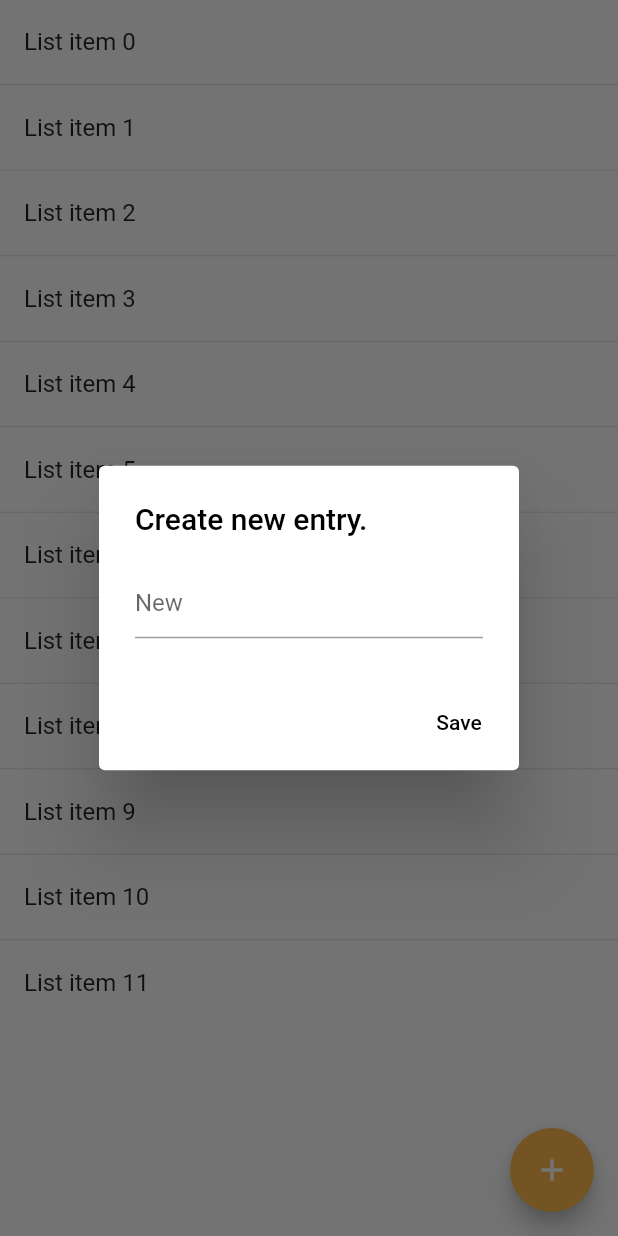
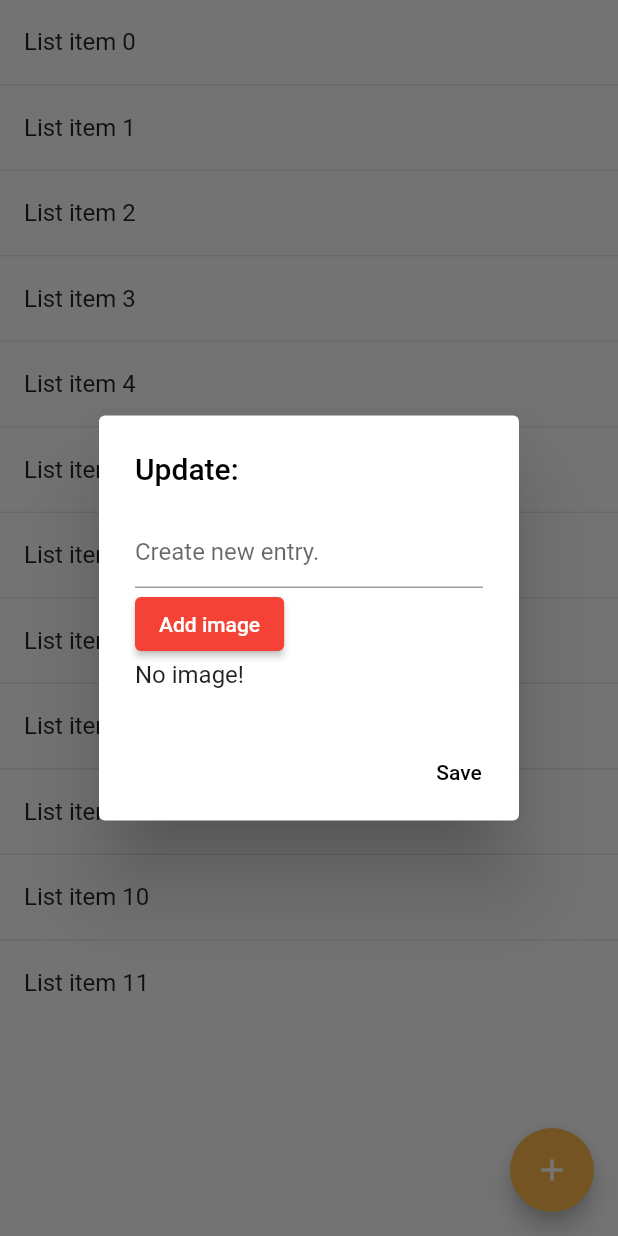
Before and after one commit to ZerioM/flutter_example_finished, a Flutter app: the InfiniteList screen opened directly, after a tap on the "add" icon, on a phone screen of 412 x 824 dp. Run offline on Flutter 3.47's test engine with Material 2 defaults, Android fonts, the phone set to English and light mode, and no system bars; drawn by our look-alikes of flutter_slidable; our stand-ins replace camera, dio, image_picker; network calls fail.

Commit message:
feat(general): ✨ add image to item

```diff
--- a/lib/tabs/list.dart
+++ b/lib/tabs/list.dart
@@ -1,4 +1,3 @@
-import 'package:example_finished/ui/infinite_list.dart';
 import 'package:example_finished/ui/infinite_list_with_rest.dart';
 import 'package:flutter/material.dart';
 
--- a/lib/tabs/sensor/sensor_state.dart
+++ b/lib/tabs/sensor/sensor_state.dart
@@ -2,9 +2,12 @@ import 'dart:io';
 import 'package:example_finished/modules/camera/screens/take_picture_screen.dart';
 import 'package:example_finished/tabs/sensor/sensors_screen.dart';
 import 'package:flutter/material.dart';
+import 'package:image_picker/image_picker.dart';
 
 class SensorTabScreenState extends State<SensorTabScreen> {
-  late String _image = "";
+  late dynamic _image = "";
+  final ImagePicker _picker = ImagePicker();
+
   // ignore: prefer_typing_uninitialized_variables
   // final cameras = await availableCameras();
   @override
@@ -12,6 +15,15 @@ class SensorTabScreenState extends State<SensorTabScreen> {
     return Scaffold(
         body: Center(
       child: Column(children: [
+        ElevatedButton(
+            child: const Text('Open File Picker'),
+            onPressed: () async {
+              final image =
+                  await _picker.pickImage(source: ImageSource.gallery);
+              setState(() => _image = image);
+
+              // Navigate to second route when tapped.
+            }),
         ElevatedButton(
             child: const Text('Open Camera'),
             onPressed: () async {
@@ -28,7 +40,7 @@ class SensorTabScreenState extends State<SensorTabScreen> {
         Padding(
             padding: const EdgeInsets.all(10),
             child: _image != ""
-                ? Image.file(File(_image))
+                ? Image.file(File(_image!.path),scale: 0.5, fit: BoxFit.contain, height: 400)
                 : const Text("No image!"))
       ]),
     ));
--- a/lib/ui/infinite_list.dart
+++ b/lib/ui/infinite_list.dart
@@ -135,7 +135,7 @@ class _InfiniteListState extends State<InfiniteList> {
 
   goToUpdateElement(index) {
     setState(() => updatingItem = index);
-    showDialog(context: context, builder: (BuildContext context) => UpdateNamePopup(index: index, itemTitle: items[index], closeUpdateScreen: closeUpdateScreen));
+    showDialog(context: context, builder: (BuildContext context) => UpdateNamePopupWidget(index: index, itemTitle: items[index], closeUpdateScreen: closeUpdateScreen));
   }
 
   closeUpdateScreen(index, newName) {
@@ -145,7 +145,7 @@ class _InfiniteListState extends State<InfiniteList> {
 
   openAddItemPopup() {
     setState(() => addingItem = 1);
-    showDialog(context: context, builder: (BuildContext context) => UpdateNamePopup(index: -2, itemTitle: "New", closeUpdateScreen: addItem));
+    showDialog(context: context, builder: (BuildContext context) => UpdateNamePopupWidget(index: -2, itemTitle: "New", closeUpdateScreen: addItem));
   }
 
   addItem(int index, String newName) {
--- a/lib/widgets/update_name_popup.dart
+++ b/lib/widgets/update_name_popup.dart
@@ -1,22 +1,45 @@
+import 'dart:io';
+
 import 'package:example_finished/config/constants.dart';
 import 'package:flutter/material.dart';
+import 'package:image_picker/image_picker.dart';
 
 // ignore: must_be_immutable
-class UpdateNamePopup extends StatelessWidget {
 
-  String itemTitle = "";
+class UpdateNamePopupWidget extends StatefulWidget {
+  const UpdateNamePopupWidget(
+      {Key? key,
+      required this.index,
+      required this.itemTitle,
+      required this.closeUpdateScreen,
+      this.item})
+      : super(key: key);
+
+  final Function closeUpdateScreen;
+  final int index;
+  final String itemTitle;
+  final dynamic item;
+
+  @override
+  UpdateNamePopup createState() => UpdateNamePopup();
+}
+
+class UpdateNamePopup extends State<UpdateNamePopupWidget> {
+  final ImagePicker _imagePicker = ImagePicker();
+  dynamic icon = "";
+  String titleOfPopup = Constants.updateNameOf;
   int index = -1;
-  String titleOfPopup = Constants.updateNameOf;
-  final Function closeUpdateScreen;
   final textController = TextEditingController();
+  // constructor
 
-  // constructor
-  UpdateNamePopup({Key? key, required this.index, required this.itemTitle, required this.closeUpdateScreen}) : super(key: key) {
-    if(index == -2) {
+  checkTitle() {
+    if (widget.index == -2) {
       titleOfPopup = Constants.createNewEntry;
     } else {
-      titleOfPopup = Constants.updateNameOf + itemTitle;
+      titleOfPopup = Constants.updateNameOf + widget.itemTitle;
     }
+
+    return titleOfPopup;
   }
 
   @override
@@ -24,16 +47,28 @@ class UpdateNamePopup extends StatelessWidget {
     return AlertDialog(
       title: Text(titleOfPopup, style: const TextStyle(color: Colors.black)),
       content: Container(
-          child:
-            Column(
+        child: Column(
           mainAxisSize: MainAxisSize.min,
           crossAxisAlignment: CrossAxisAlignment.start,
           children: [
             TextField(
               controller: textController,
-                  decoration: InputDecoration(hintText: itemTitle),
+              decoration: InputDecoration(hintText: checkTitle()),
               onSubmitted: (String value) => closeUpdateAndSave(value, context),
             ),
+            ElevatedButton(
+                child: const Text("Add image"),
+                onPressed: () async {
+                  final image =
+                      await _imagePicker.pickImage(source: ImageSource.gallery);
+                  setState(() {
+                    icon = image;
+                  });
+                }),
+            icon != ""
+                ? Image.file(File(icon!.path),
+                    scale: 0.5, fit: BoxFit.contain, height: 200)
+                : const Text("No image!")
           ],
         ),
       ),
@@ -47,8 +82,15 @@ class UpdateNamePopup extends StatelessWidget {
   }
 
   closeUpdateAndSave(newTitle, context) {
-    closeUpdateScreen(index, newTitle);
+    if (icon != "" && widget.item != null) {
+      widget.closeUpdateScreen(widget.index, newTitle, icon, widget.item.id);
+    } else if(widget.item != null){
+      widget.closeUpdateScreen(widget.index, newTitle, null, widget.item!.id);
+    }else if(icon != ""){
+      widget.closeUpdateScreen(widget.index, newTitle, icon, null);
+    }else{
+      widget.closeUpdateScreen(widget.index, newTitle, null, null);
+    }
     Navigator.of(context).pop();
   }
-
 }
--- a/pubspec.yaml
+++ b/pubspec.yaml
@@ -37,6 +37,8 @@ dependencies:
   flutter_slidable:
   http:
   camera: ^0.9.4+2
+  image_picker: ^0.8.4+3
+  dio: ^4.0.0
 
 dev_dependencies:
   flutter_test:
```
Also changed, not shown: lib/modules/camera/state/take_pictures_state.dart (+13 -7 lines), lib/ui/infinite_list_with_rest.dart (+55 -45 lines), lib/utils/http.dart (+68 -33 lines), pubspec.lock, 1 other file. Lines whose indentation alone changed are shown as unchanged.
